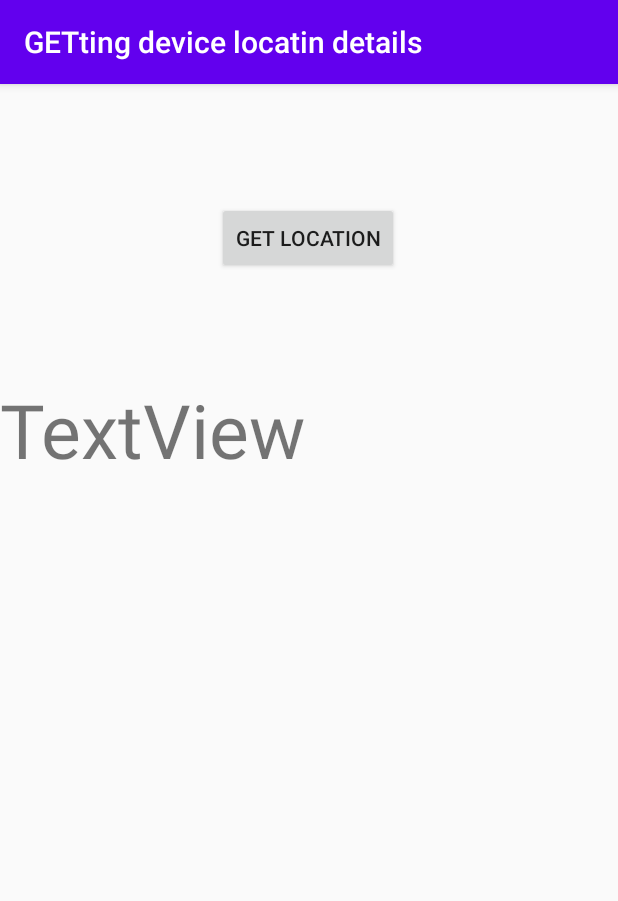
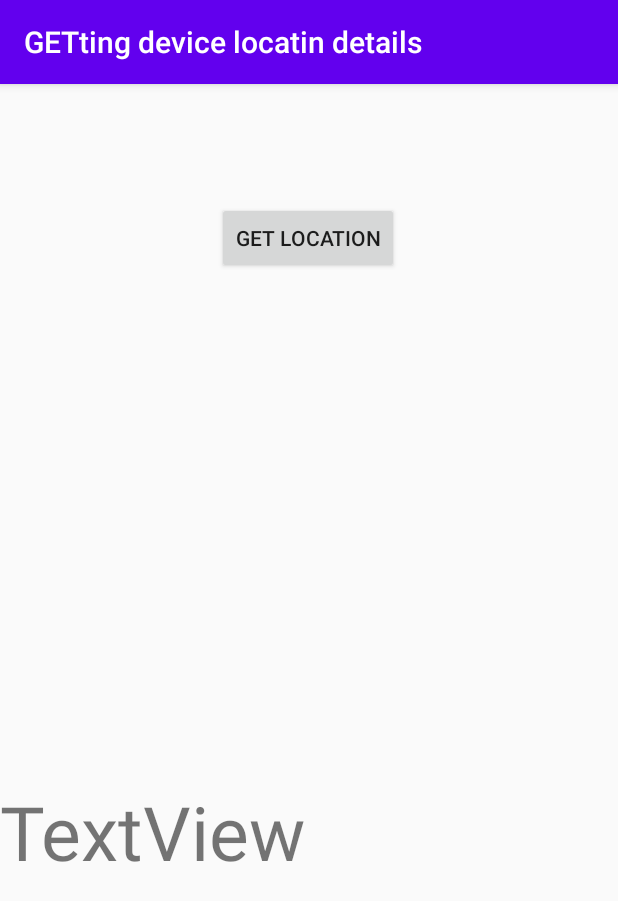
Before and after one commit to Jaswanth-spidey/itsme, an Android app: the screen it shows after launch (MainActivity), on a phone screen of 412 x 824 dp. Shown: the top 901 px of the screen. Run offline under Robolectric (Android 15) with nearby library versions, the phone set to English and light mode, and no system bars.

Commit message:
Newly updated

```diff
--- a/GETtingdevicelocatindetails/app/src/main/res/layout/activity_main.xml
+++ b/GETtingdevicelocatindetails/app/src/main/res/layout/activity_main.xml
@@ -7,7 +7,7 @@
     tools:context=".MainActivity">
 
     <Button
-        android:id="@+id/button"
+        android:id="@+id/getlocc"
         android:layout_width="wrap_content"
         android:layout_height="wrap_content"
         android:text="Get Location"
@@ -16,20 +16,19 @@
         app:layout_constraintHorizontal_bias="0.498"
         app:layout_constraintStart_toStartOf="parent"
         app:layout_constraintTop_toTopOf="parent"
-        app:layout_constraintVertical_bias="0.109"
-        android:onClick="getLocation"/>
+        app:layout_constraintVertical_bias="0.109"/>
 
     <TextView
+        android:id="@+id/textview44"
         android:layout_width="match_parent"
         android:layout_height="wrap_content"
-        android:layout_marginBottom="504dp"
+        android:layout_marginBottom="236dp"
         android:text="TextView"
         android:textSize="50sp"
         app:layout_constraintBottom_toBottomOf="parent"
         app:layout_constraintEnd_toEndOf="parent"
-        app:layout_constraintHorizontal_bias="1.0"
-        app:layout_constraintStart_toStartOf="parent"
-        android:id="@+id/textview44"/>
+        app:layout_constraintHorizontal_bias="0.0"
+        app:layout_constraintStart_toStartOf="parent" />
 
 
 </androidx.constraintlayout.widget.ConstraintLayout>
```
Also changed, not shown: GETtingdevicelocatindetails/app/src/main/java/com/example/gettingdevicelocatindetails/MainActivity.java (+13 -16 lines).
